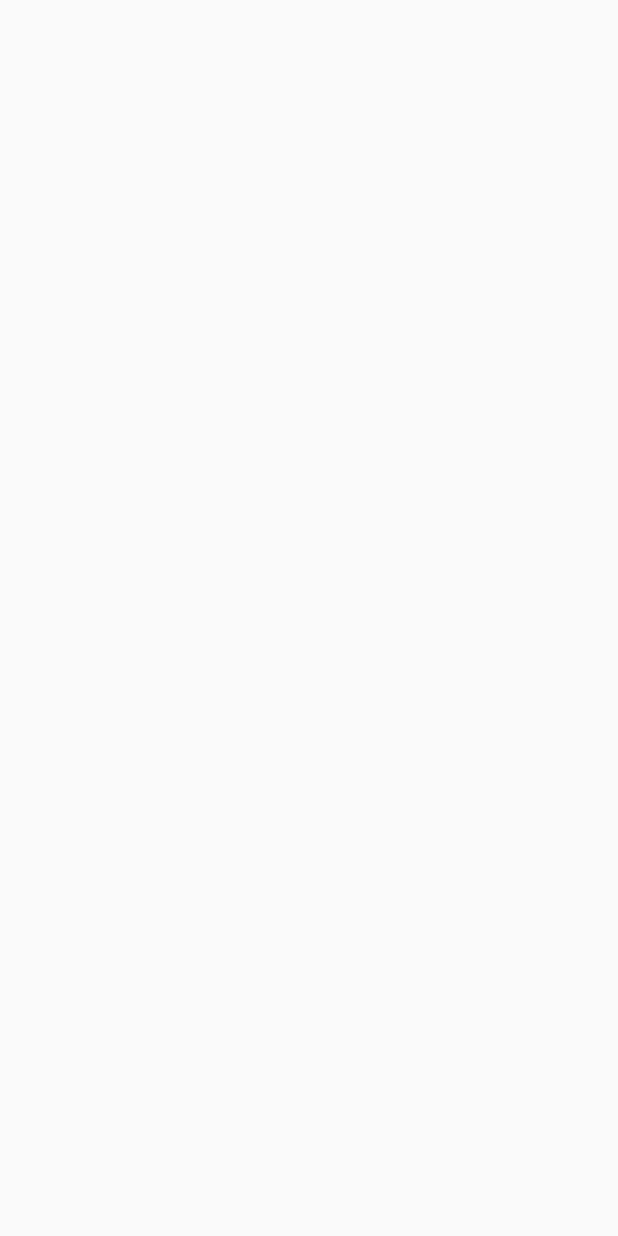
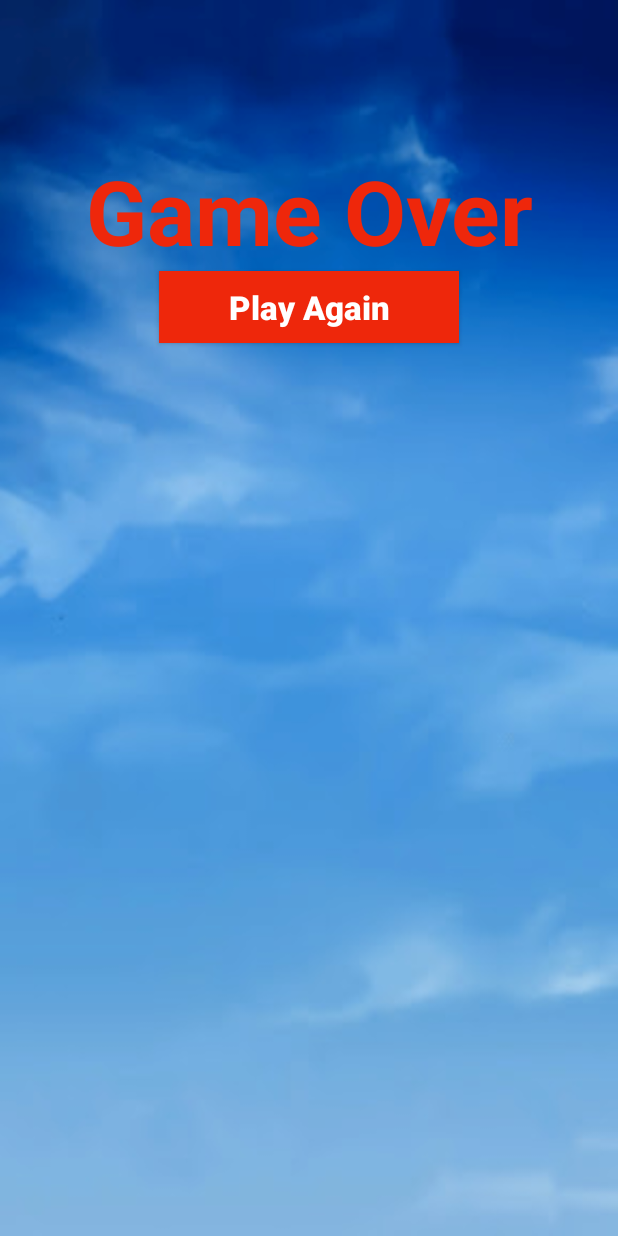
Before and after one commit to Vaibhav-Kambli/Android, an Android app: the GameOverActivity screen opened directly, with no data from a screen before it, on a phone screen of 412 x 824 dp. Before the commit the screen is empty. Run offline under Robolectric (Android 15) with nearby library versions, the phone set to English and light mode, and no system bars.

Commit message:
Updated content

```diff
--- a/src/main/java/com/example/wings/GameOverActivity.java
+++ b/src/main/java/com/example/wings/GameOverActivity.java
@@ -2,13 +2,32 @@ package com.example.wings;
 
 import androidx.appcompat.app.AppCompatActivity;
 
+import android.content.Intent;
 import android.os.Bundle;
+import android.view.View;
+import android.widget.Button;
 
 public class GameOverActivity extends AppCompatActivity {
 
+
+    // play again button
+    private Button playAgain;
     @Override
     protected void onCreate(Bundle savedInstanceState) {
         super.onCreate(savedInstanceState);
         setContentView(R.layout.activity_game_over);
+
+        playAgain = (Button) findViewById(R.id.play_btn);
+
+        playAgain.setOnClickListener(new View.OnClickListener() {
+            @Override
+            public void onClick(View v) {
+
+                // on click return to main activity
+                Intent intent = new Intent(GameOverActivity.this, MainActivity.class);
+                // start the activity
+                startActivity(intent);
+            }
+        });
     }
 }
--- a/src/main/res/layout/activity_game_over.xml
+++ b/src/main/res/layout/activity_game_over.xml
@@ -1,9 +1,41 @@
 <?xml version="1.0" encoding="utf-8"?>
-<androidx.constraintlayout.widget.ConstraintLayout xmlns:android="http://schemas.android.com/apk/res/android"
+<RelativeLayout xmlns:android="http://schemas.android.com/apk/res/android"
     xmlns:app="http://schemas.android.com/apk/res-auto"
     xmlns:tools="http://schemas.android.com/tools"
     android:layout_width="match_parent"
     android:layout_height="match_parent"
+    android:background="@drawable/sky"
     tools:context=".GameOverActivity">
 
-</androidx.constraintlayout.widget.ConstraintLayout>
+    <Button
+        android:id="@+id/play_btn"
+        android:layout_width="200dp"
+        android:layout_height="wrap_content"
+        android:padding="5dp"
+        android:text="Play Again"
+        android:textColor="#fff"
+        android:textStyle="bold"
+        android:textSize="22dp"
+        android:textAllCaps="false"
+        android:background="@color/colorPrimaryDark"
+        android:layout_centerHorizontal="true"
+        android:layout_below="@id/gameOver"
+        ></Button>
+    <TextView
+        android:id="@+id/gameOver"
+        android:layout_width="match_parent"
+        android:layout_height="wrap_content"
+        android:layout_alignParentTop="true"
+        android:layout_alignParentStart="true"
+        android:layout_marginTop="100dp"
+        android:layout_alignParentLeft="true"
+        android:text="Game Over"
+        android:textAlignment="center"
+        android:textSize="60dp"
+        android:textStyle="bold"
+        android:textColor="@color/colorPrimaryDark">
+
+    </TextView>
+
+
+</RelativeLayout>
```
Also changed, not shown: src/main/java/com/example/wings/BirdView.java (+56 -15 lines).
